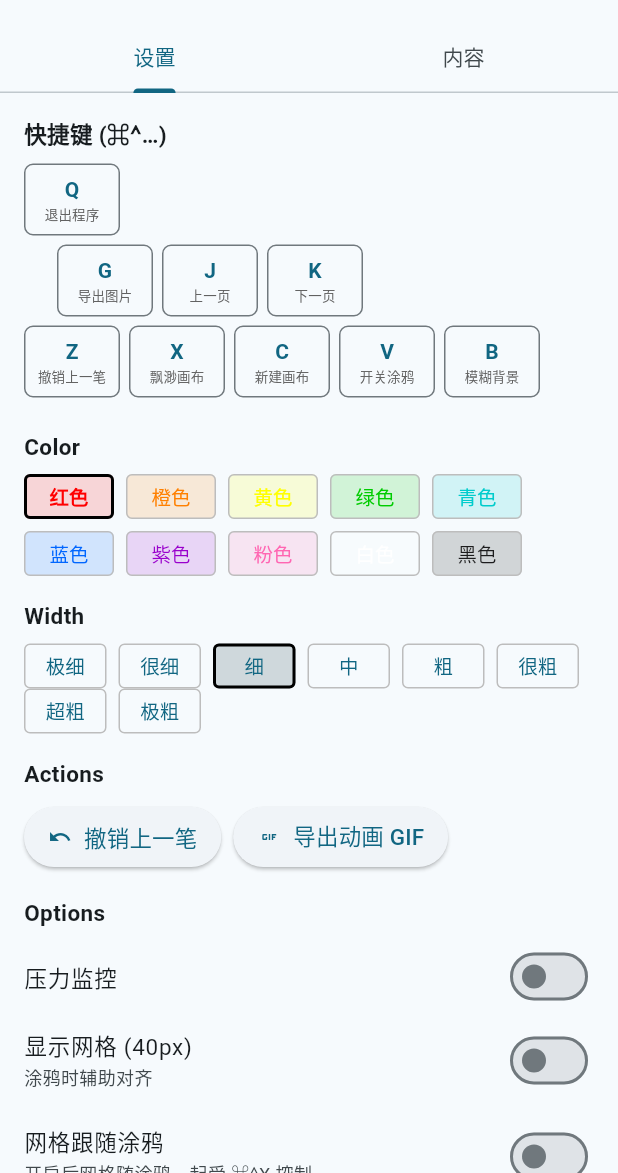
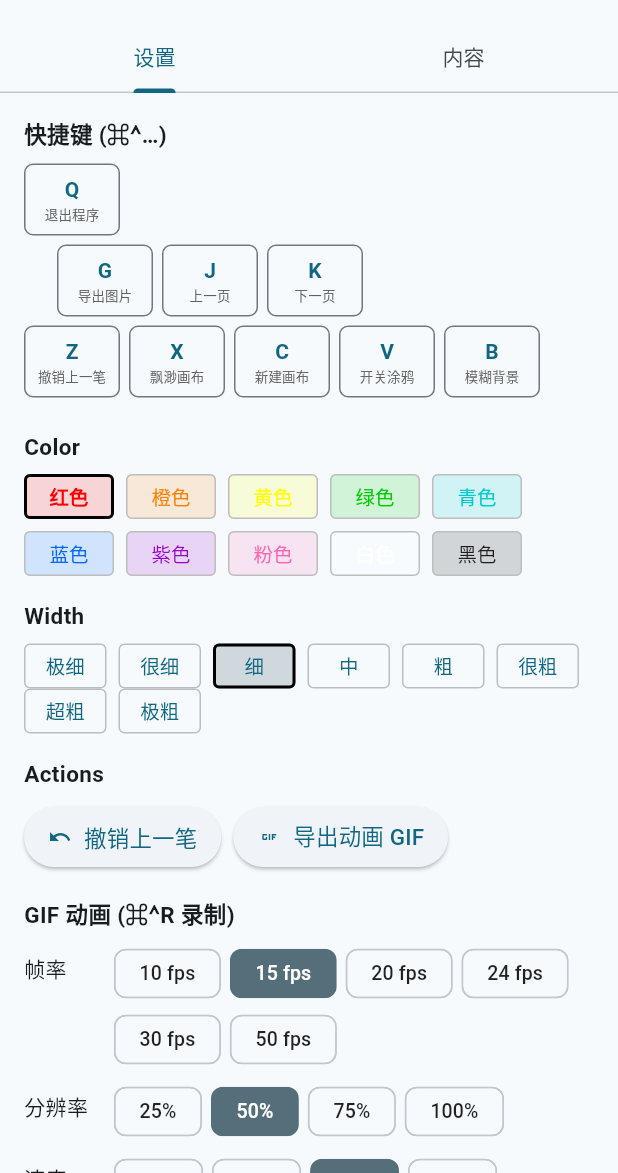
Before and after one commit to liuluopeng/glaspen2, a Flutter app: the screen it shows after launch, on a phone screen of 412 x 824 dp, the part 63-1236 px from its top. Run offline on Flutter 3.47's test engine with Material 3 defaults, Android fonts, the phone set to English and light mode, and no system bars; missing offline and left inert: dart:ffi; Roboto replaces fonts that are missing (LXGWWenKaiMono).

Commit message:
feat(gif): configurable quality & speed with size estimate
Make the GIF encoder take frame rate, resolution and playback speed as
parameters, expose them as persistent settings, and add a settings-panel
section with a live gray file-size estimate.

- encode_animated_gif now takes fps, resolution, speed; frame count/delay
  follow the requested fps (capped at 240 frames), gif dimensions follow the
  resolution multiplier, and the timeline is sped up by `speed`.
- glaspen2_save_animated_gif and glaspen2_gif_record_end accept these params;
  the macOS Cmd+Ctrl+R recorder and exportAnimatedGif pass the current values.
- Add generic glaspen2_save/load_string_setting FFI; persist gif_fps,
  gif_resolution, gif_speed via the user_settings table and restore at startup.
- macOS setSetting/getSettings now handle gifFps/gifResolution/gifSpeed.
- Flutter settings: new "GIF 动画 (⌘⌃R 录制)" section with frame-rate,
  resolution and speed chips plus a gray "预估大小" readout computed from all
  three (fps/resolution drive quality, speed shortens the clip).
- Update Windows overlay callers to the new signature with defaults.

```diff
--- a/flutter_settings/lib/main.dart
+++ b/flutter_settings/lib/main.dart
@@ -479,6 +479,11 @@ class _SettingsPageState extends State<SettingsPage> with SingleTickerProviderSt
   bool _connected = false;
   Timer? _reloadTimer;
 
+  // GIF quality/speed (⌘⌃R 快捷录制)
+  int _gifFps = 15;
+  double _gifResolution = 0.5;
+  double _gifSpeed = 2.0;
+
   // 10 colors, matching Rust COLOR_PRESETS / macOS g_color_presets
   // (红橙黄绿青蓝紫粉白黑). Index must match the overlay's preset order.
   static const _colorNames = ['红色', '橙色', '黄色', '绿色', '青色', '蓝色', '紫色', '粉色', '白色', '黑色'];
@@ -539,6 +544,9 @@ class _SettingsPageState extends State<SettingsPage> with SingleTickerProviderSt
         _showGrid = _b(s['grid']);
         _gridFollowStrokes = _b(s['gridFollowStrokes']);
         _ocrEnabled = _b(s['ocrEnabled']);
+        _gifFps = (s['gifFps'] as num?)?.toInt() ?? _gifFps;
+        _gifResolution = (s['gifResolution'] as num?)?.toDouble() ?? _gifResolution;
+        _gifSpeed = (s['gifSpeed'] as num?)?.toDouble() ?? _gifSpeed;
       });
     }
   }
@@ -554,6 +562,9 @@ class _SettingsPageState extends State<SettingsPage> with SingleTickerProviderSt
           _showGrid = _b(settings['grid']);
           _gridFollowStrokes = _b(settings['gridFollowStrokes']);
           _ocrEnabled = _b(settings['ocrEnabled']);
+          _gifFps = (settings['gifFps'] as num?)?.toInt() ?? 15;
+          _gifResolution = (settings['gifResolution'] as num?)?.toDouble() ?? 0.5;
+          _gifSpeed = (settings['gifSpeed'] as num?)?.toDouble() ?? 2.0;
           _connected = true;
         });
       } else if (mounted) {
@@ -688,6 +699,8 @@ class _SettingsPageState extends State<SettingsPage> with SingleTickerProviderSt
                   _buildSection('Width', _buildWidthRow()),
                   const SizedBox(height: 16),
                   _buildSection('Actions', _buildActionButtons()),
+                  const SizedBox(height: 16),
+                  _buildSection('GIF 动画 (⌘⌃R 录制)', _buildGifSettings()),
                   const SizedBox(height: 16),
                   _buildSection('Options', _buildToggles()),
                   const SizedBox(height: 16),
@@ -985,6 +998,99 @@ class _SettingsPageState extends State<SettingsPage> with SingleTickerProviderSt
         ),
       ],
     );
+  }
+
+  /// GIF quality/speed settings for ⌘⌃R 快捷录制. The gray estimate refreshes
+  /// as the sliders/chips change (rough per-second-of-recording file size).
+  Widget _buildGifSettings() {
+    const fpsOptions = [10, 15, 20, 24, 30, 50];
+    const resOptions = [0.25, 0.5, 0.75, 1.0];
+    const speedOptions = [0.5, 1.0, 2.0, 4.0, 8.0];
+
+    Widget chips<T>(
+        String label, List<T> options, T current, String Function(T) fmt,
+        void Function(T) onPick) {
+      return Row(
+        crossAxisAlignment: CrossAxisAlignment.start,
+        children: [
+          SizedBox(
+            width: 60,
+            child: Padding(
+              padding: const EdgeInsets.only(top: 6),
+              child: Text(label, style: const TextStyle(fontSize: 14)),
+            ),
+          ),
+          Expanded(
+            child: Wrap(
+              spacing: 6,
+              runSpacing: 4,
+              children: options.map((v) {
+                final sel = v == current;
+                return ChoiceChip(
+                  label: Text(fmt(v)),
+                  selected: sel,
+                  onSelected: (_) {
+                    setState(() => onPick(v));
+                  },
+                  showCheckmark: false,
+                  labelStyle: TextStyle(
+                    fontSize: 13,
+                    color: sel ? Colors.white : Colors.black87,
+                  ),
+                  selectedColor: Colors.blueGrey.shade600,
+                  visualDensity: VisualDensity.compact,
+                );
+              }).toList(),
+            ),
+          ),
+        ],
+      );
+    }
+
+    return Column(
+      crossAxisAlignment: CrossAxisAlignment.start,
+      children: [
+        chips<int>('帧率', fpsOptions, _gifFps, (v) => '$v fps', (v) {
+          _gifFps = v;
+          _setSetting('gifFps', v);
+        }),
+        const SizedBox(height: 8),
+        chips<double>('分辨率', resOptions, _gifResolution, (v) => '${(v * 100).round()}%',
+            (v) {
+          _gifResolution = v;
+          _setSetting('gifResolution', v);
+        }),
+        const SizedBox(height: 8),
+        chips<double>('速度', speedOptions, _gifSpeed, (v) => '${v}x', (v) {
+          _gifSpeed = v;
+          _setSetting('gifSpeed', v);
+        }),
+        const SizedBox(height: 10),
+        Text('预估大小 ${_estimateGifSize()}',
+            style: TextStyle(fontSize: 13, color: Colors.grey.shade600)),
+      ],
+    );
+  }
+
+  /// Rough estimate of the GIF file size per second of recording, driven by
+  /// frame rate, resolution and playback speed. Uses a reference doodle
+  /// window (~720×450 logical points) and a palette-GIF compression factor.
+  /// It is an approximation, not a measured result.
+  String _estimateGifSize() {
+    if (_gifFps <= 0 || _gifResolution <= 0 || _gifSpeed <= 0) return '—';
+    const refW = 720.0;
+    const refH = 450.0;
+    const bytesPerPixel = 0.30; // palette-GIF LZW estimate
+    final w = refW * _gifResolution;
+    final h = refH * _gifResolution;
+    final pixels = w * h;
+    // frames packed into 1s of recording after playback-speed adjustment
+    final framesPerRecordingSecond = _gifFps / _gifSpeed;
+    final bytesPerSec = framesPerRecordingSecond * pixels * bytesPerPixel;
+    if (bytesPerSec >= 1024 * 1024) {
+      return '≈ ${(bytesPerSec / (1024 * 1024)).toStringAsFixed(1)} MB/s';
+    }
+    return '≈ ${(bytesPerSec / 1024).round()} KB/s';
   }
 
   /// 快捷键按钮,按键盘排布(如:X 在 V 左侧,按钮也在 V 左侧),
```
Also changed, not shown: 3 other files.
